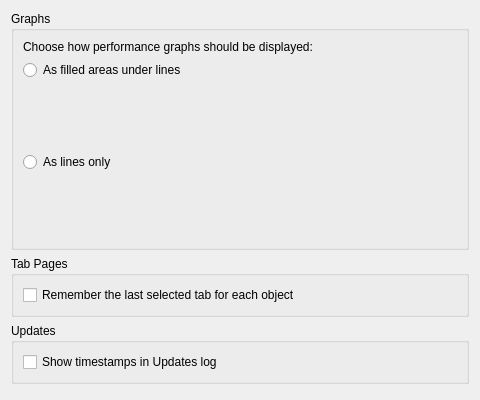
Old version of the form src/xenadmin-ui/dialogs/optionspages/displayoptionspage.ui in the repository benapetr/XenAdminQt.
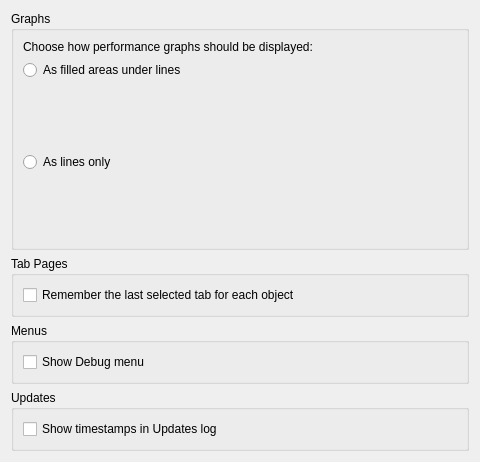
New version of the form. Icons and pictures are not drawn.

Commit message:
removed unused files, debug menu, new template
we had a problem with new template menu as it didn't preserve the
selected template in new Vm dialog

```diff
--- a/src/xenadmin-ui/dialogs/optionspages/displayoptionspage.ui
+++ b/src/xenadmin-ui/dialogs/optionspages/displayoptionspage.ui
@@ -98,6 +98,22 @@
      </layout>
     </widget>
    </item>
+   <item>
+    <widget class="QGroupBox" name="menusGroupBox">
+     <property name="title">
+      <string>Menus</string>
+     </property>
+     <layout class="QVBoxLayout" name="verticalLayout_5">
+      <item>
+       <widget class="QCheckBox" name="showDebugMenuCheckBox">
+        <property name="text">
+         <string>Show Debug menu</string>
+        </property>
+       </widget>
+      </item>
+     </layout>
+    </widget>
+   </item>
    <item>
     <widget class="QGroupBox" name="updateLogOptionsDecentGroupBox">
      <property name="title">
```
Left out of the diff: 2 changed lines with no effect on the pictures. The commit also changes 14 other files.
